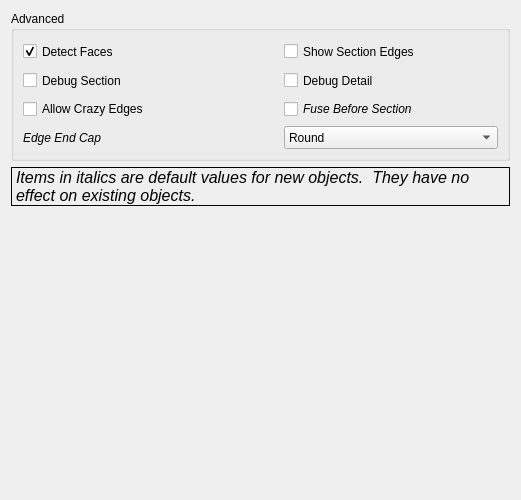
First picture: the form in src/Mod/TechDraw/Gui/DlgPrefsTechDraw4.ui, repository berndhahnebach/All_FreeCAD, before the edit.
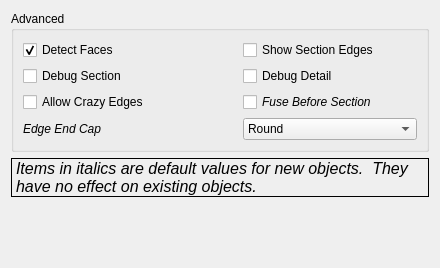
Second picture: the form after the edit. Custom widgets are drawn as their Qt base class.

Commit message:
[TD] DlgPrefsTechDrawx.ui: improve layout, wording and tooltips
part 2: - page 1 (some more), 3, 4, 5

Patch:
```diff
--- a/src/Mod/TechDraw/Gui/DlgPrefsTechDraw4.ui
+++ b/src/Mod/TechDraw/Gui/DlgPrefsTechDraw4.ui
@@ -6,8 +6,8 @@
    <rect>
     <x>0</x>
     <y>0</y>
-    <width>521</width>
-    <height>500</height>
+    <width>440</width>
+    <height>268</height>
    </rect>
   </property>
   <property name="windowTitle">
@@ -19,7 +19,7 @@
      <property name="minimumSize">
       <size>
        <width>0</width>
-       <height>150</height>
+       <height>141</height>
       </size>
      </property>
      <property name="title">
@@ -240,19 +240,6 @@
      </layout>
     </widget>
    </item>
-   <item row="2" column="0">
-    <spacer name="verticalSpacer">
-     <property name="orientation">
-      <enum>Qt::Vertical</enum>
-     </property>
-     <property name="sizeHint" stdset="0">
-      <size>
-       <width>20</width>
-       <height>40</height>
-      </size>
-     </property>
-    </spacer>
-   </item>
    <item row="1" column="0">
     <widget class="QLabel" name="label">
      <property name="font">
@@ -272,6 +259,19 @@
      </property>
     </widget>
    </item>
+   <item row="2" column="0">
+    <spacer name="verticalSpacer">
+     <property name="orientation">
+      <enum>Qt::Vertical</enum>
+     </property>
+     <property name="sizeHint" stdset="0">
+      <size>
+       <width>20</width>
+       <height>40</height>
+      </size>
+     </property>
+    </spacer>
+   </item>
   </layout>
  </widget>
  <customwidgets>
```
Left out of the diff: 4 changed lines with no effect on the pictures. The commit also changes 3 other files.
